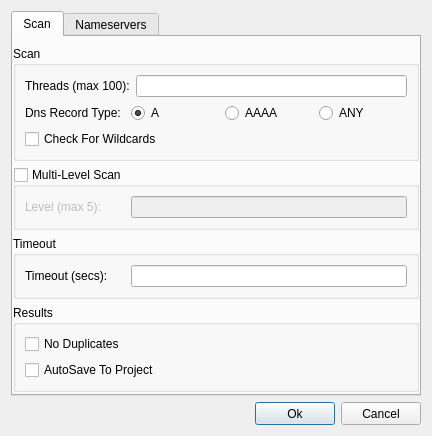
This is sub3suite/src/Dialogs/ActiveConfigDialog.ui in 3nock/OTE as Qt 5 draws it before an edit. The edited form follows.
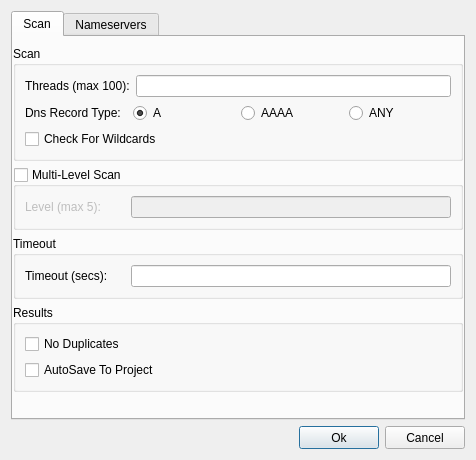
This is the edited form. Icons and pictures are not drawn. Custom widgets are drawn as their Qt base class.

What changed in the file:
```diff
--- a/sub3suite/src/Dialogs/ActiveConfigDialog.ui
+++ b/sub3suite/src/Dialogs/ActiveConfigDialog.ui
@@ -6,8 +6,8 @@
    <rect>
     <x>0</x>
     <y>0</y>
-    <width>432</width>
-    <height>433</height>
+    <width>476</width>
+    <height>460</height>
    </rect>
   </property>
   <property name="sizePolicy">
```
